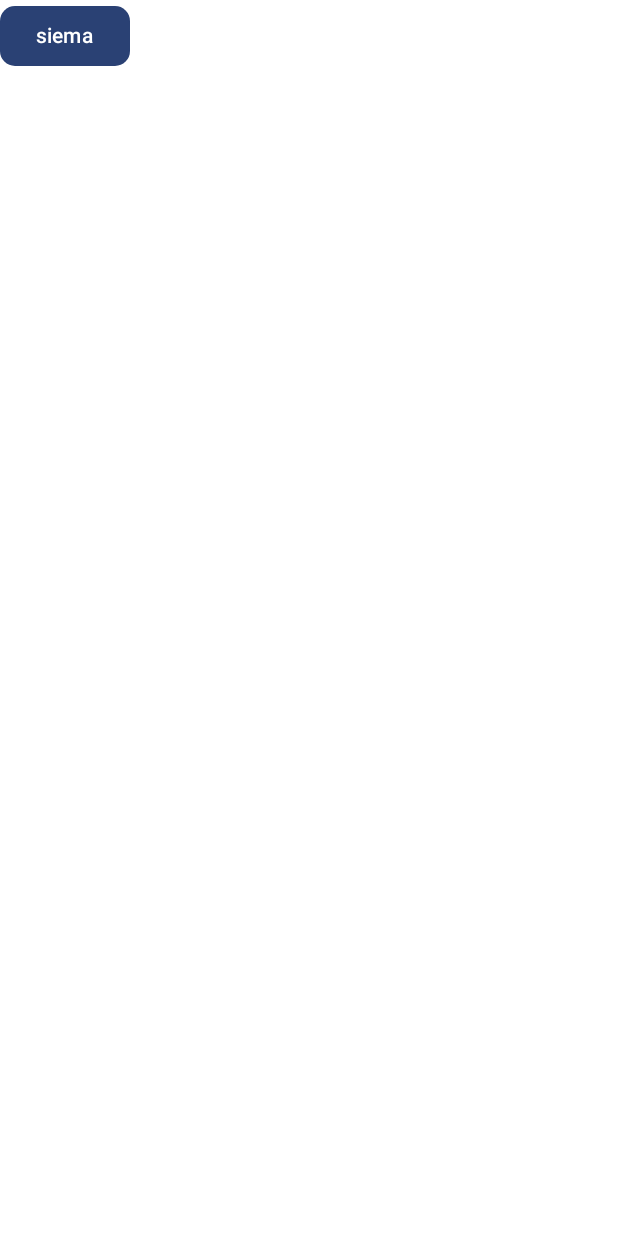
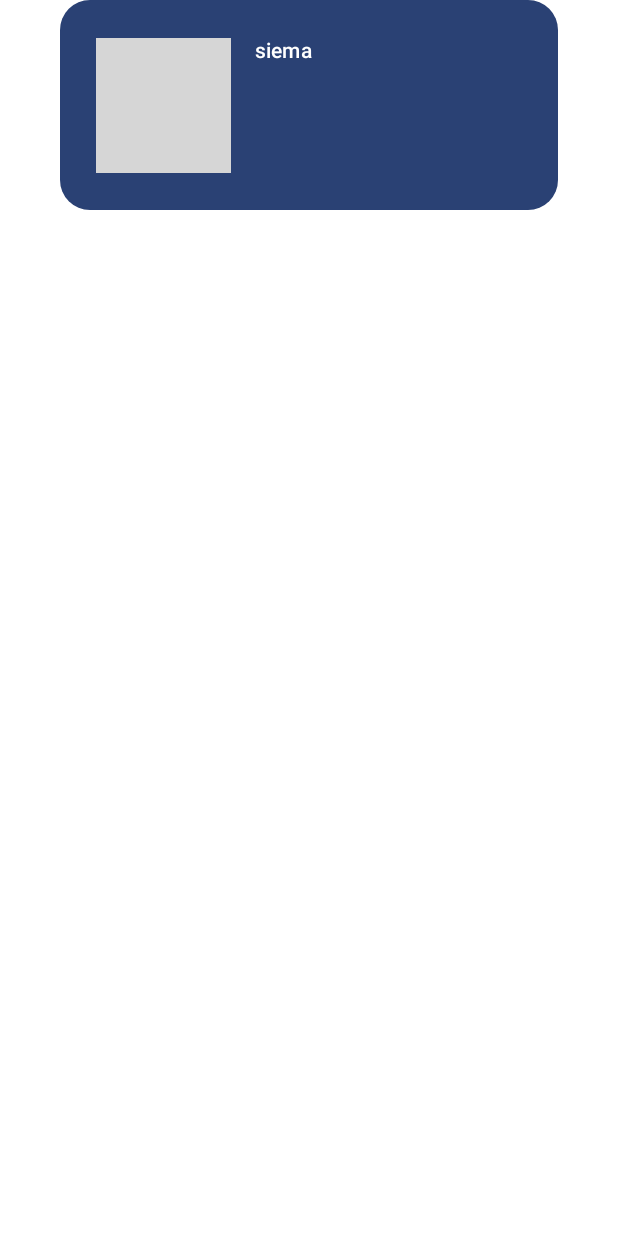
Before and after one commit to pyRR4/TelePathy, an Android app built with Jetpack Compose: the @Preview function TelePathyPreview, on a phone screen of 412 x 824 dp. Run offline under Robolectric (Android 15) with nearby library versions, the phone set to English and light mode, and no system bars; grey boxes are pictures that could not be loaded.

Commit message:
started chat buttons

```diff
--- a/app/src/main/java/com/example/telepathy/MainActivity.kt
+++ b/app/src/main/java/com/example/telepathy/MainActivity.kt
@@ -4,13 +4,21 @@ import android.os.Bundle
 import androidx.activity.ComponentActivity
 import androidx.activity.compose.setContent
 import androidx.activity.enableEdgeToEdge
+import androidx.compose.foundation.BorderStroke
+import androidx.compose.foundation.Image
 import androidx.compose.foundation.background
+import androidx.compose.foundation.border
 import androidx.compose.foundation.layout.Arrangement
+import androidx.compose.foundation.layout.Box
 import androidx.compose.foundation.layout.Column
 import androidx.compose.foundation.layout.Row
+import androidx.compose.foundation.layout.fillMaxHeight
 import androidx.compose.foundation.layout.fillMaxSize
 import androidx.compose.foundation.layout.fillMaxWidth
 import androidx.compose.foundation.layout.padding
+import androidx.compose.foundation.layout.requiredSize
+import androidx.compose.foundation.layout.size
+import androidx.compose.foundation.shape.CircleShape
 import androidx.compose.foundation.shape.RoundedCornerShape
 import androidx.compose.material3.Button
 import androidx.compose.material3.MaterialTheme
@@ -19,7 +27,11 @@ import androidx.compose.material3.Text
 import androidx.compose.runtime.Composable
 import androidx.compose.ui.Alignment
 import androidx.compose.ui.Modifier
+import androidx.compose.ui.draw.clip
 import androidx.compose.ui.graphics.Color
+import androidx.compose.ui.graphics.painter.Painter
+import androidx.compose.ui.layout.ContentScale
+import androidx.compose.ui.res.painterResource
 import androidx.compose.ui.res.stringResource
 import androidx.compose.ui.text.style.TextAlign
 import androidx.compose.ui.tooling.preview.Preview
@@ -53,7 +65,7 @@ fun ContactsScreen() {
                 .fillMaxWidth()
         ) {
             Header(
-                text = stringResource(com.example.telepathy.R.string.your_contacts),
+                text = stringResource(R.string.your_contacts),
                 modifier = Modifier
                     .align(
                         Alignment.CenterHorizontally
@@ -82,31 +94,61 @@ fun Header(text: String, modifier: Modifier = Modifier) {
 
 @Composable
 fun Contact() {
+    val buttonModifier = Modifier
+        .padding(horizontal = 40.dp)
+        .fillMaxWidth()
+        .size(140.dp)
+
     Button (
         onClick = { /*TODO*/},
-        shape = RoundedCornerShape(10.dp),
+        shape = RoundedCornerShape(20.dp),
+        modifier = buttonModifier
+    ) {
+        Row (
+            modifier = Modifier
+                .fillMaxSize()
+        ) {
+            val avatarModifier = Modifier
+                .align(Alignment.CenterVertically)
 
-    ) {
-        Row(
-
-        ) {
-            Avatar()
-            ContactText()
+            val textModifier = Modifier
+                .padding(16.dp)
+            Avatar(painterResource(R.drawable.test), avatarModifier)
+            ContactText(textModifier)
         }
     }
 }
 
 
 @Composable
-fun Avatar() {
+fun Avatar(image: Painter, modifier: Modifier) {
+
+    Image (
+        painter = image,
+        contentDescription = null,
+        contentScale = ContentScale.Crop,
+        modifier = modifier
+            .requiredSize(90.dp)
+            .clip(CircleShape)
+    )
+
 }
 
 
+
 @Composable
-fun ContactText() {
-    Text(
-        text = "siema"
-    )
+fun ContactText(modifier: Modifier) {
+    Row (
+        modifier = modifier
+            .fillMaxWidth()
+            .fillMaxHeight()
+    ) {
+        Column {
+            Text(
+                text = "siema"
+            )
+        }
+    }
 }
 
 
```
Also changed, not shown: 1 other file.
